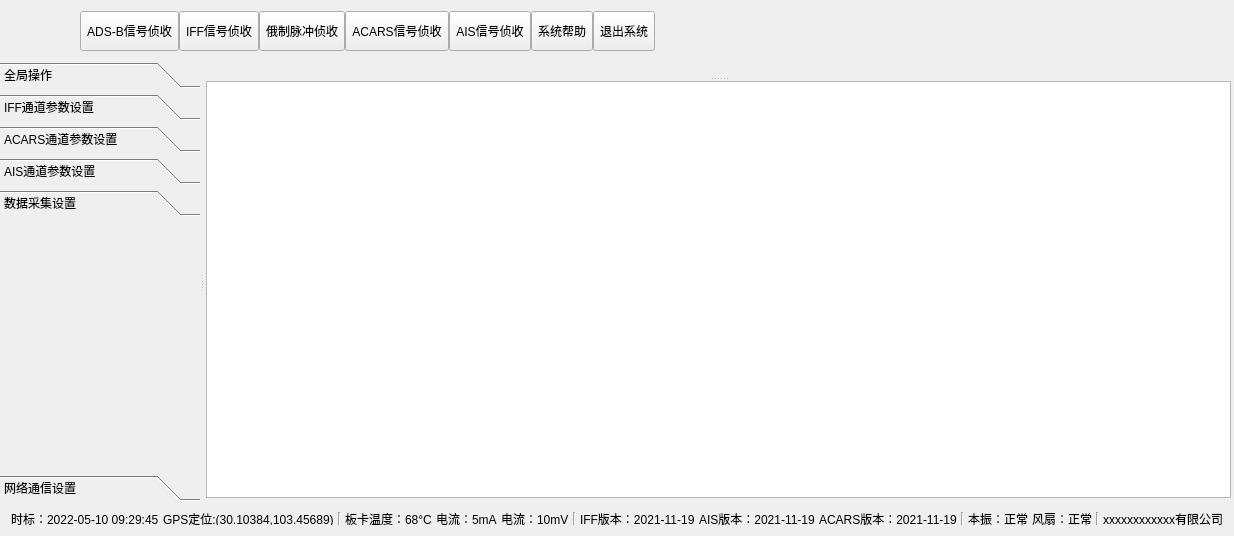
lemurmu/IFFSystem, file Src/IFFSystem_Qt/mainwindow.ui: the form before one commit.
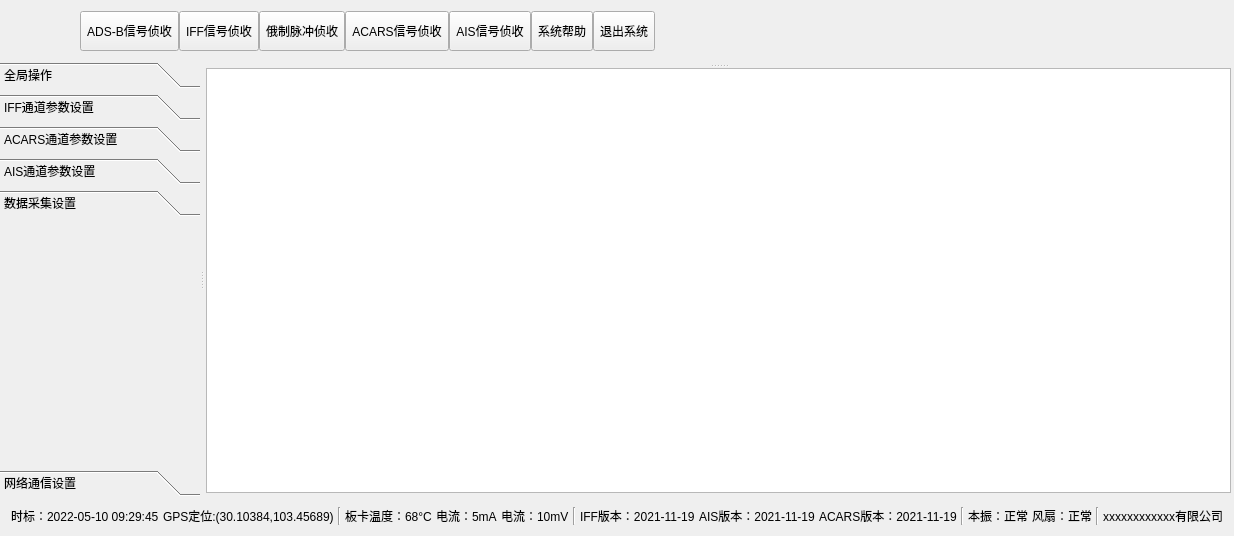
The form after the commit. The open tabs and pages were chosen to show the change. Icons and pictures are not drawn.

Diff of the .ui file:
```diff
--- a/Src/IFFSystem_Qt/mainwindow.ui
+++ b/Src/IFFSystem_Qt/mainwindow.ui
@@ -522,7 +522,7 @@
           <x>0</x>
           <y>0</y>
           <width>200</width>
-          <height>255</height>
+          <height>250</height>
          </rect>
         </property>
         <attribute name="label">
@@ -574,19 +574,19 @@
           <widget class="QWidget" name="widget_2" native="true">
            <layout class="QHBoxLayout" name="horizontalLayout_4">
             <property name="spacing">
-             <number>3</number>
+             <number>0</number>
             </property>
             <property name="leftMargin">
-             <number>3</number>
+             <number>0</number>
             </property>
             <property name="topMargin">
-             <number>3</number>
+             <number>0</number>
             </property>
             <property name="rightMargin">
-             <number>3</number>
+             <number>0</number>
             </property>
             <property name="bottomMargin">
-             <number>3</number>
+             <number>0</number>
             </property>
            </layout>
           </widget>
@@ -602,13 +602,13 @@
       <property name="minimumSize">
        <size>
         <width>0</width>
-        <height>30</height>
+        <height>38</height>
        </size>
       </property>
       <property name="maximumSize">
        <size>
         <width>16777215</width>
-        <height>35</height>
+        <height>40</height>
        </size>
       </property>
       <layout class="QHBoxLayout" name="horizontalLayout_5">
```
Left out of the diff: 23 changed lines with no effect on the pictures.
